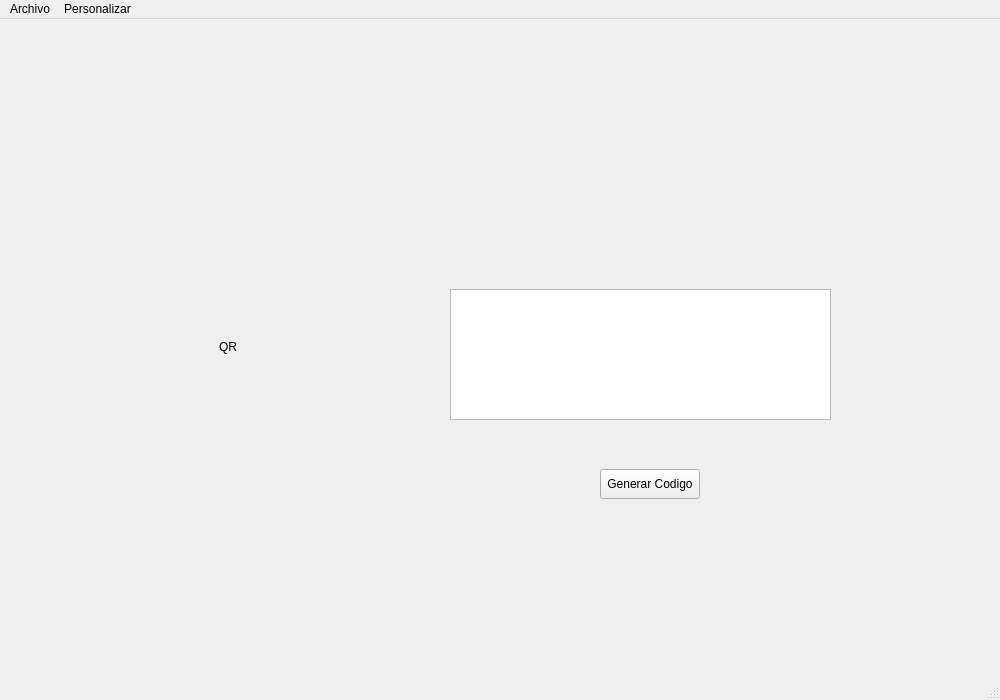
Qt form codigos_qr.ui (buhohacker/Codigos) before a commit.
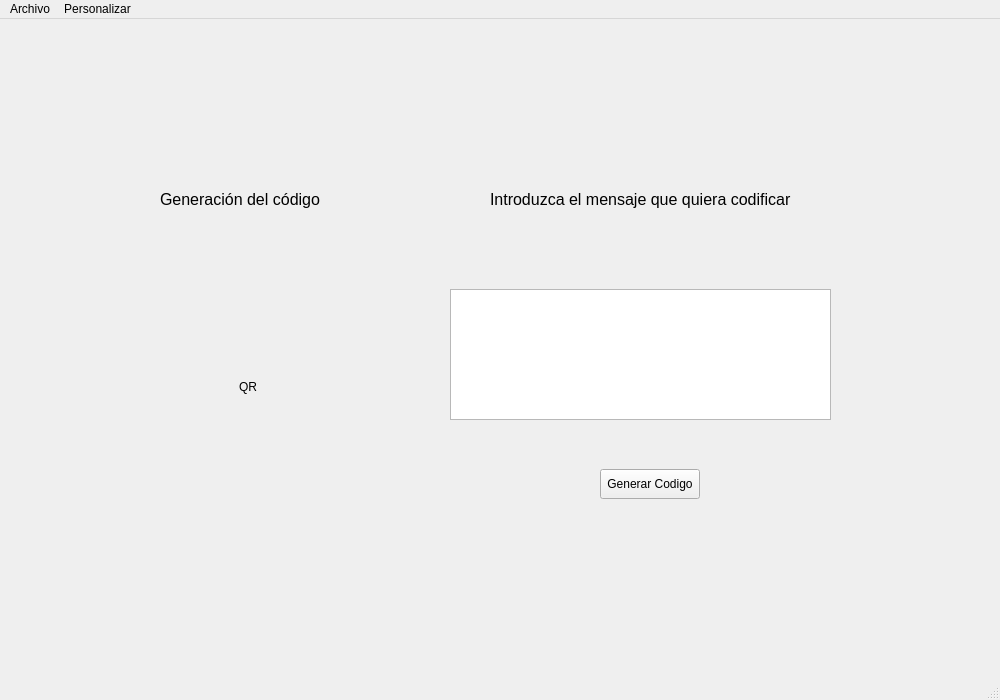
The same form after that commit. Icons and pictures are not drawn.

Commit message: Cambios en interfaz.

What changed in the file:
```diff
--- a/codigos_qr.ui
+++ b/codigos_qr.ui
@@ -21,8 +21,8 @@
    <widget class="QLabel" name="imagenCodigo">
     <property name="geometry">
      <rect>
-      <x>100</x>
-      <y>200</y>
+      <x>120</x>
+      <y>240</y>
       <width>256</width>
       <height>256</height>
      </rect>
@@ -75,6 +75,42 @@
      <string>Generar Codigo</string>
     </property>
    </widget>
+   <widget class="QLabel" name="label">
+    <property name="geometry">
+     <rect>
+      <x>160</x>
+      <y>170</y>
+      <width>161</width>
+      <height>20</height>
+     </rect>
+    </property>
+    <property name="font">
+     <font>
+      <pointsize>12</pointsize>
+     </font>
+    </property>
+    <property name="text">
+     <string>Generación del código</string>
+    </property>
+   </widget>
+   <widget class="QLabel" name="label_2">
+    <property name="geometry">
+     <rect>
+      <x>490</x>
+      <y>170</y>
+      <width>311</width>
+      <height>20</height>
+     </rect>
+    </property>
+    <property name="font">
+     <font>
+      <pointsize>12</pointsize>
+     </font>
+    </property>
+    <property name="text">
+     <string>Introduzca el mensaje que quiera codificar</string>
+    </property>
+   </widget>
   </widget>
   <widget class="QMenuBar" name="menubar">
    <property name="geometry">
```
Left out of the diff: 2 changed lines with no effect on the pictures. The commit also changes 1 other file.
